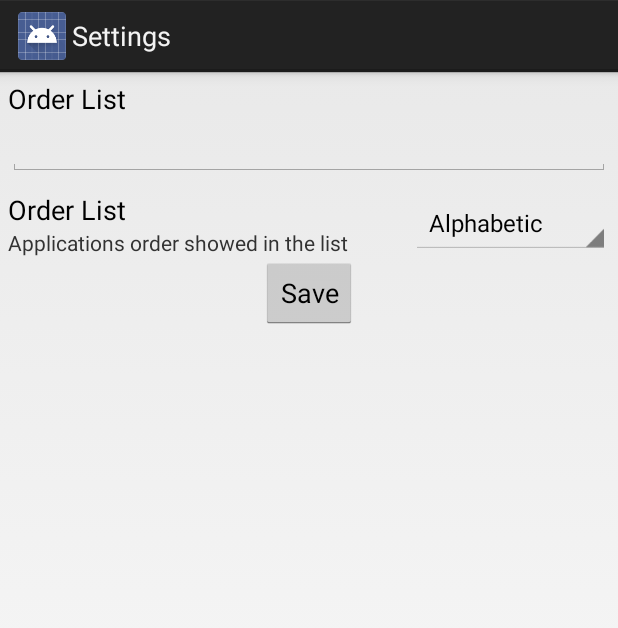
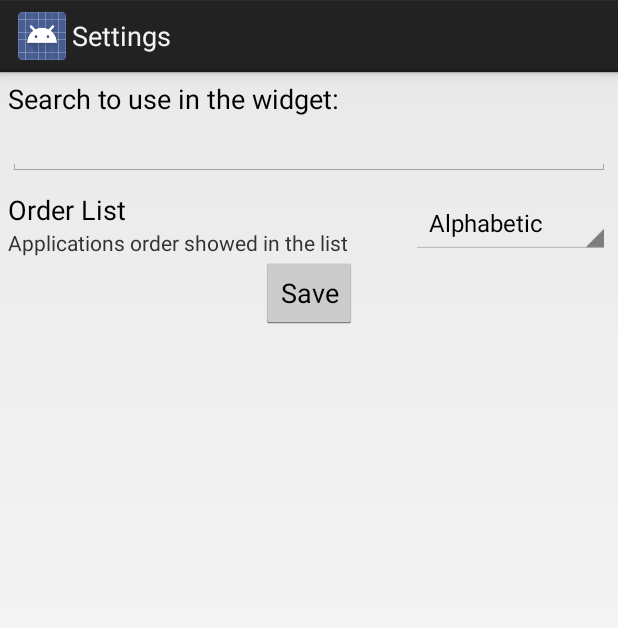
Before and after one commit to Dracks/UltraSearch, an Android app: the ListWidgetSettings screen opened directly, with no data from a screen before it, on a phone screen of 412 x 824 dp. Shown: the top 628 px of the screen. Run offline under Robolectric (Android 15) with nearby library versions, the phone set to English and light mode, and no system bars.

Commit message:
Updated languages and widget configuration

```diff
--- a/src/main/res/layout/widget_config.xml
+++ b/src/main/res/layout/widget_config.xml
@@ -8,7 +8,7 @@
 
     <TextView
         android:id="@+id/txtTitleSearch"
-        android:text="@string/orderList"
+        android:text="@string/widgetQueryTitle"
         android:layout_width="match_parent"
         android:layout_height="wrap_content"
         android:textAppearance="?android:attr/textAppearanceMedium" />
--- a/src/main/res/values/strings.xml
+++ b/src/main/res/values/strings.xml
@@ -38,6 +38,7 @@
     </string-array>
     <string name="orderList">Order List</string>
     <string name="orderListDescription">Applications order showed in the list</string>
+    <string name="widgetQueryTitle">Search to use in the widget:</string>
     <!-- Dialog applications options -->
     <string name="optionsAppTitle">Actions application</string>
     <string-array name="optionsApp">
```
Also changed, not shown: 3 other files.
